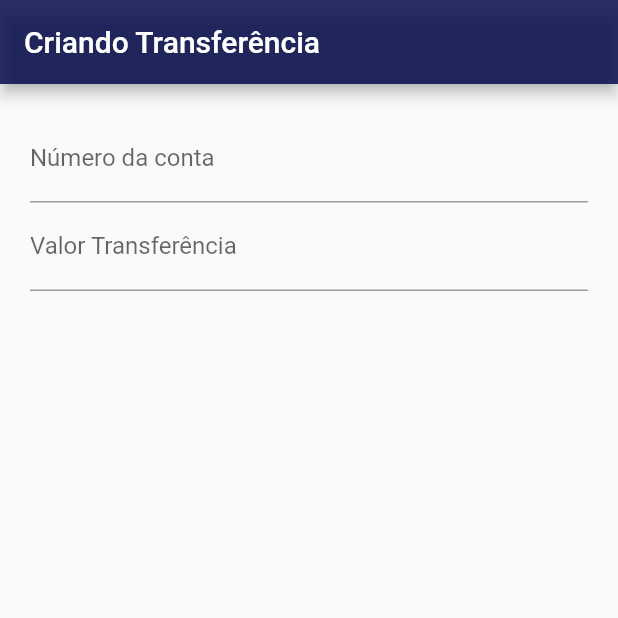
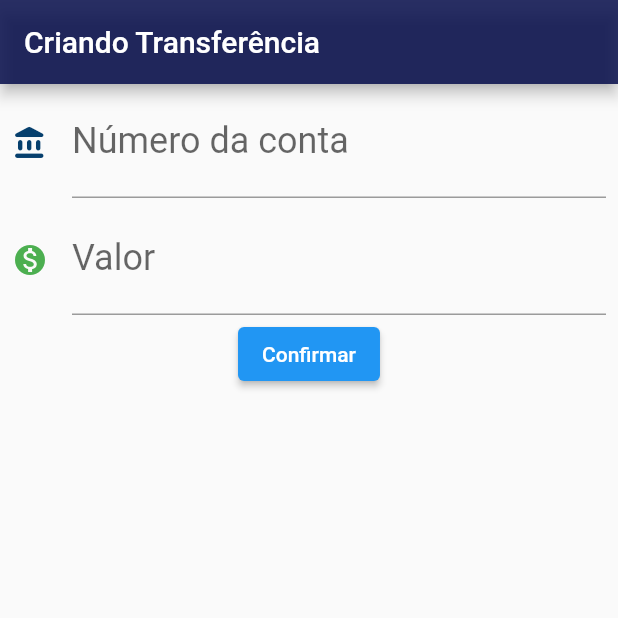
Before and after one commit to ABBorges1/Bank, a Flutter app: the screen it shows after launch, on a phone screen of 412 x 824 dp, the top half of it. Run offline on Flutter 3.47's test engine with Material 2 defaults, Android fonts, the phone set to English and light mode, and no system bars.

Commit message:
Continuação projeto bank. Cria variaveis que receberão o número conta e o valor transferencia

```diff
--- a/lib/main.dart
+++ b/lib/main.dart
@@ -20,6 +20,10 @@ class BankApp extends StatelessWidget {
 }
 
 class FormularioTransferencia extends StatelessWidget {
+  final TextEditingController _controladorCampoNumeroConta =
+      TextEditingController();
+  final TextEditingController _controladorCampoValor = TextEditingController();
+
   @override
   Widget build(BuildContext context) {
     // TODO: implement build
@@ -31,20 +35,46 @@ class FormularioTransferencia extends StatelessWidget {
         body: Column(
           children: [
             Padding(
-              padding: const EdgeInsets.all(20.0),
-              child: Column(
-                children: [
-                  TextField(
-                    decoration: InputDecoration(
-                        labelText: 'Número da conta', hintText: '0000'),
-                  ),
-                  TextField(
-                    decoration: InputDecoration(
-                        labelText: 'Valor Transferência',
-                        hintText: '000000000000000.00'),
-                  ),
-                ],
+              padding: const EdgeInsets.fromLTRB(
+                  8.0, 2.0, 8.0, 2.0), //All todos os lados
+              child: TextField(
+                controller: _controladorCampoNumeroConta,
+                style: TextStyle(fontSize: 24.0),
+                decoration: InputDecoration(
+                    labelText: 'Número da conta',
+                    hintText: '0000',
+                    icon: Icon(
+                      Icons.account_balance_rounded,
+                      color: Color.fromARGB(255, 6, 63, 109),
+                    )),
+                keyboardType: TextInputType.number,
               ),
+            ),
+            Padding(
+              padding: const EdgeInsets.fromLTRB(
+                  8.0, 2.0, 8.0, 2.0), //All todos os lados
+              child: TextField(
+                controller: _controladorCampoValor,
+                style: TextStyle(fontSize: 24.0),
+                decoration: InputDecoration(
+                    labelText: 'Valor',
+                    hintText: '0',
+                    icon: Icon(
+                      Icons.monetization_on,
+                      color: Colors.green,
+                    )),
+                keyboardType: TextInputType.number,
+              ),
+            ),
+            ElevatedButton(
+              child: Text('Confirmar'),
+              onPressed: () {
+                final int numeroConta =
+                    int.parse(_controladorCampoNumeroConta.text);
+                final double valor = double.parse(_controladorCampoValor.text);
+
+                Transferencia(numeroConta: numeroConta, valor: valor);
+              },
             )
           ],
         ));
```
Also changed, not shown: flutter_01.png (added).
